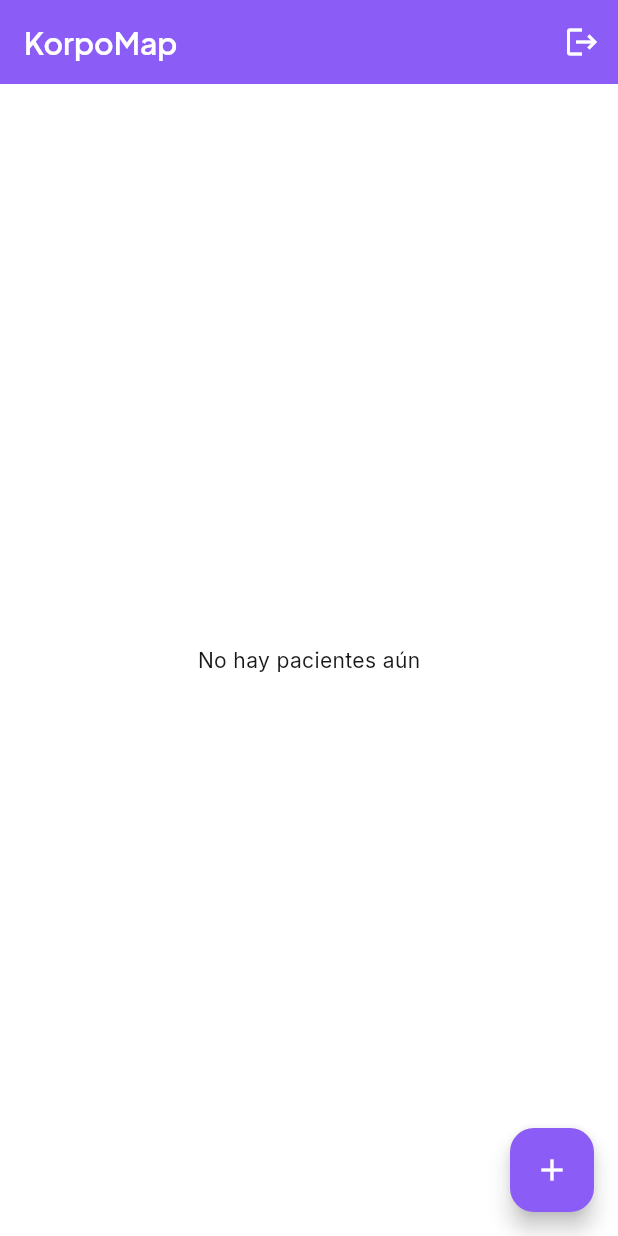
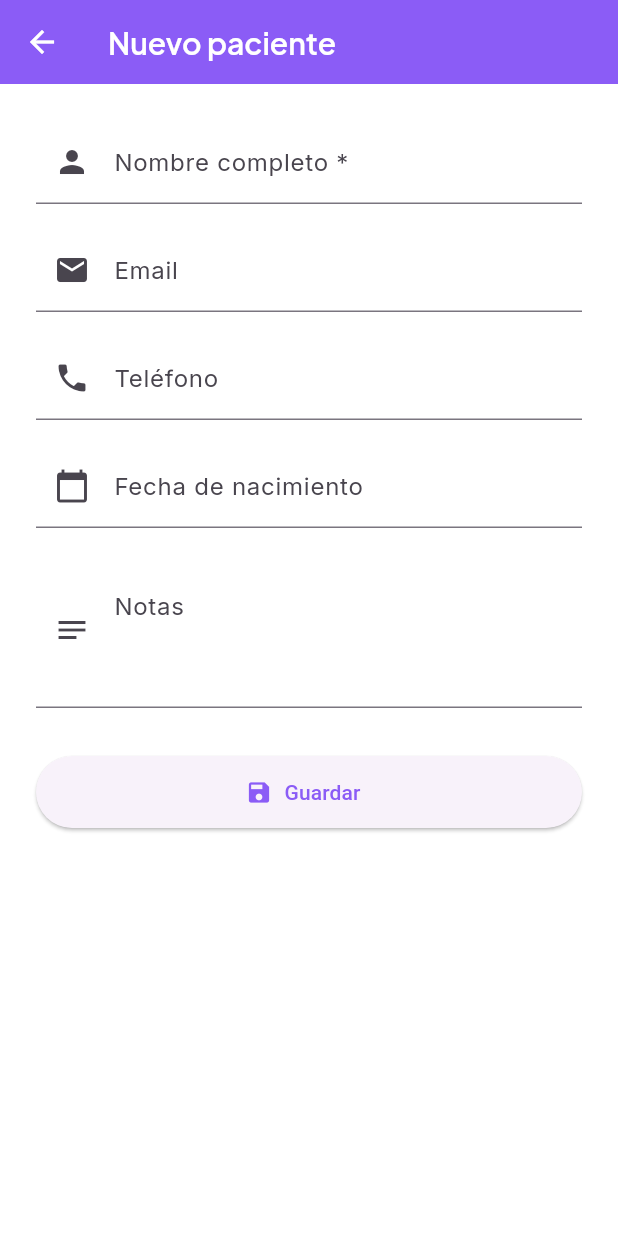
Before and after one commit to aquileorl/korpomap, a Flutter app: the DashboardScreen screen opened by its route, after a tap on the "add" icon, on a phone screen of 412 x 824 dp. Run offline on Flutter 3.47's test engine with Material 3 defaults, Android fonts, the light colour scheme and no system bars; our stand-ins replace go_router, google_fonts, supabase_flutter; accounts and stored records are empty; network calls fail.

Commit message:
feat: add patient form screen with create and edit modes #5

```diff
--- a/lib/config/router.dart
+++ b/lib/config/router.dart
@@ -1,8 +1,10 @@
 import 'package:go_router/go_router.dart';
 import 'package:korpomap/screens/auth/login_screen.dart';
 import 'package:korpomap/screens/auth/register_screen.dart';
+import 'package:korpomap/screens/dashboard/dashboard_screen.dart';
+import 'package:korpomap/screens/patient/patient_form_screen.dart';
+import 'package:korpomap/models/patient.dart';
 import 'package:korpomap/services/auth_service.dart';
-import 'package:korpomap/screens/dashboard/dashboard_screen.dart';
 
 final GoRouter router = GoRouter(
   initialLocation: '/login',
@@ -34,6 +36,17 @@ final GoRouter router = GoRouter(
         path: '/dashboard',
         builder: (context, state) => const DashboardScreen(),
     ),
+    GoRoute(
+      path: '/patient/new',
+      builder: (context, state) => const PatientFormScreen(),
+    ),
+    GoRoute(
+      path: '/patient/:id/edit',
+      builder: (context, state) {
+        final patient = state.extra as Patient;
+        return PatientFormScreen(patient: patient);
+      },
+    ),
   ],
 
 );
--- /dev/null
+++ b/lib/screens/patient/patient_form_screen.dart
@@ -0,0 +1,205 @@
+import 'package:flutter/material.dart';
+import 'package:go_router/go_router.dart';
+import 'package:intl/intl.dart';
+import 'package:korpomap/config/supabase_config.dart';
+import 'package:korpomap/models/patient.dart';
+import 'package:korpomap/services/patient_service.dart';
+
+/// Reusable form screen for creating and editing patients.
+///
+/// When [patient] is null the form runs in creation mode.
+/// When [patient] is provided the fields are pre-filled for editing.
+class PatientFormScreen extends StatefulWidget {
+  final Patient? patient;
+  const PatientFormScreen({super.key, this.patient});
+
+  /// Returns true when the screen is editing an existing patient.
+  bool get isEditing => patient != null;
+
+  @override
+  State<PatientFormScreen> createState() => _PatientFormScreenState();
+}
+
+class _PatientFormScreenState extends State<PatientFormScreen> {
+  final _formKey = GlobalKey<FormState>();
+  final _patientService = PatientService();
+
+  late final TextEditingController _nameController;
+  late final TextEditingController _emailController;
+  late final TextEditingController _phoneController;
+  late final TextEditingController _notesController;
+  DateTime? _birthDate;
+  bool _loading = false;
+
+  @override
+  void initState() {
+    super.initState();
+    _nameController = TextEditingController(text: widget.patient?.name ?? '');
+    _emailController = TextEditingController(text: widget.patient?.email ?? '');
+    _phoneController = TextEditingController(text: widget.patient?.phone ?? '');
+    _notesController = TextEditingController(text: widget.patient?.notes ?? '');
+    _birthDate = widget.patient?.birthDate;
+  }
+
+  @override
+  void dispose() {
+    _nameController.dispose();
+    _emailController.dispose();
+    _phoneController.dispose();
+    _notesController.dispose();
+    super.dispose();
+  }
+
+  /// Opens a date picker dialog and updates [_birthDate] with the selection.
+  Future<void> _pickBirthDate() async {
+    final picked = await showDatePicker(
+      context: context,
+      initialDate: _birthDate ?? DateTime(1990),
+      firstDate: DateTime(1900),
+      lastDate: DateTime.now(),
+    );
+    if (picked != null) {
+      setState(() => _birthDate = picked);
+    }
+  }
+
+  /// Validates the form, sends data to Supabase (create or update),
+  /// and pops back with [true] so the caller can refresh its list.
+  Future<void> _save() async {
+    if (!_formKey.currentState!.validate()) return;
+    setState(() => _loading = true);
+
+    final userId = SupabaseConfig.client.auth.currentUser!.id;
+
+    final data = {
+      'user_id': userId,
+      'name': _nameController.text.trim(),
+      'email': _emailController.text.trim().isEmpty
+          ? null
+          : _emailController.text.trim(),
+      'phone': _phoneController.text.trim().isEmpty
+          ? null
+          : _phoneController.text.trim(),
+      'birth_date': _birthDate?.toIso8601String().split('T').first,
+      'notes': _notesController.text.trim().isEmpty
+          ? null
+          : _notesController.text.trim(),
+    };
+
+    try {
+      if (widget.isEditing) {
+        await _patientService.update(widget.patient!.id, data);
+      } else {
+        await _patientService.create(data);
+      }
+      if (!mounted) return;
+      context.pop(true);
+    } catch (e) {
+      if (!mounted) return;
+      ScaffoldMessenger.of(context).showSnackBar(
+        SnackBar(content: Text('Error: $e')),
+      );
+    } finally {
+      if (mounted) setState(() => _loading = false);
+    }
+  }
+
+  @override
+  Widget build(BuildContext context) {
+    return Scaffold(
+      appBar: AppBar(
+        title: Text(widget.isEditing ? 'Editar paciente' : 'Nuevo paciente'),
+      ),
+      body: SingleChildScrollView(
+        padding: const EdgeInsets.all(24),
+        child: Form(
+          key: _formKey,
+          child: Column(
+            children: [
+              TextFormField(
+                controller: _nameController,
+                decoration: const InputDecoration(
+                  labelText: 'Nombre completo *',
+                  prefixIcon: Icon(Icons.person),
+                ),
+                validator: (value) {
+                  if (value == null || value.trim().isEmpty) {
+                    return 'El nombre es obligatorio';
+                  }
+                  return null;
+                },
+              ),
+              const SizedBox(height: 16),
+              TextFormField(
+                controller: _emailController,
+                decoration: const InputDecoration(
+                  labelText: 'Email',
+                  prefixIcon: Icon(Icons.email),
+                ),
+                keyboardType: TextInputType.emailAddress,
+              ),
+              const SizedBox(height: 16),
+              TextFormField(
+                controller: _phoneController,
+                decoration: const InputDecoration(
+                  labelText: 'Teléfono',
+                  prefixIcon: Icon(Icons.phone),
+                ),
+                keyboardType: TextInputType.phone,
+              ),
+              const SizedBox(height: 16),
+              GestureDetector(
+                onTap: _pickBirthDate,
+                child: AbsorbPointer(
+                  child: TextFormField(
+                    decoration: InputDecoration(
+                      labelText: 'Fecha de nacimiento',
+                      prefixIcon: const Icon(Icons.calendar_today),
+                      hintText: _birthDate != null
+                          ? DateFormat('dd/MM/yyyy').format(_birthDate!)
+                          : 'Seleccionar fecha',
+                    ),
+                    controller: TextEditingController(
+                      text: _birthDate != null
+                          ? DateFormat('dd/MM/yyyy').format(_birthDate!)
+                          : '',
+                    ),
+                  ),
+                ),
+              ),
+              const SizedBox(height: 16),
+              TextFormField(
+                controller: _notesController,
+                decoration: const InputDecoration(
+                  labelText: 'Notas',
+                  prefixIcon: Icon(Icons.notes),
+                  alignLabelWithHint: true,
+                ),
+                maxLines: 3,
+              ),
+              const SizedBox(height: 32),
+              SizedBox(
+                width: double.infinity,
+                height: 48,
+                child: ElevatedButton.icon(
+                  onPressed: _loading ? null : _save,
+                  icon: _loading
+                      ? const SizedBox(
+                          width: 20,
+                          height: 20,
+                          child: CircularProgressIndicator(
+                            strokeWidth: 2,
+                            color: Colors.white,
+                          ),
+                        )
+                      : const Icon(Icons.save),
+                  label: Text(widget.isEditing ? 'Actualizar' : 'Guardar'),
+                ),
+              ),
+            ],
+          ),
+        ),
+      ),
+    );
+  }
+}
```
Also changed, not shown: lib/screens/dashboard/dashboard_screen.dart (+10 -3 lines).
